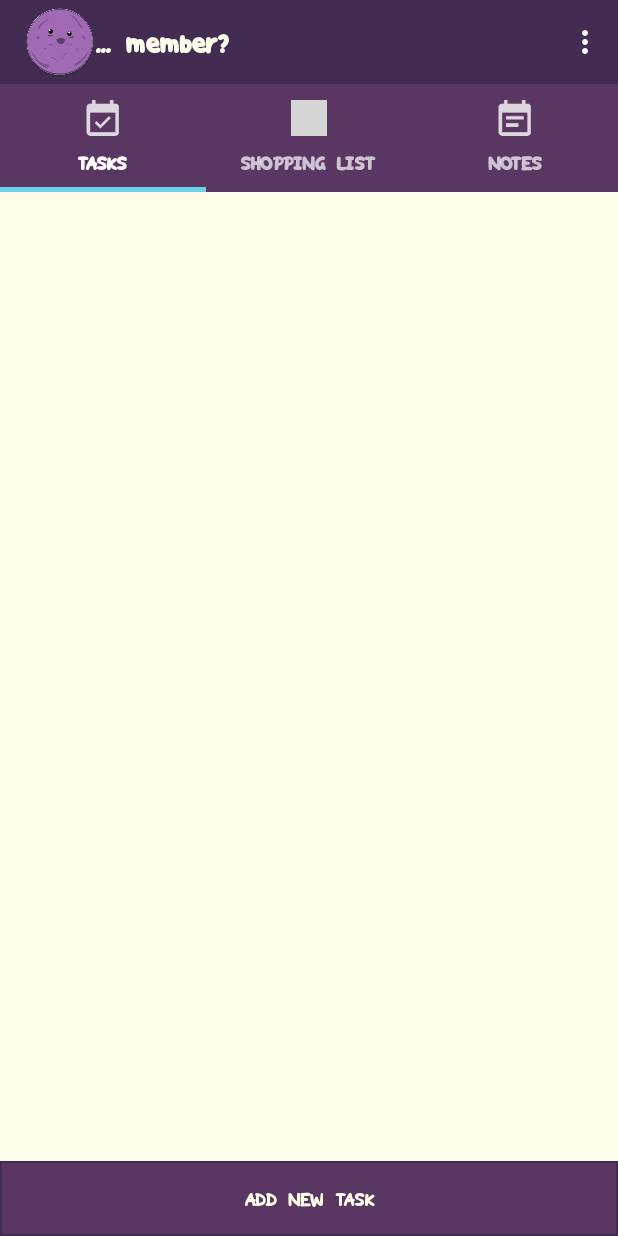
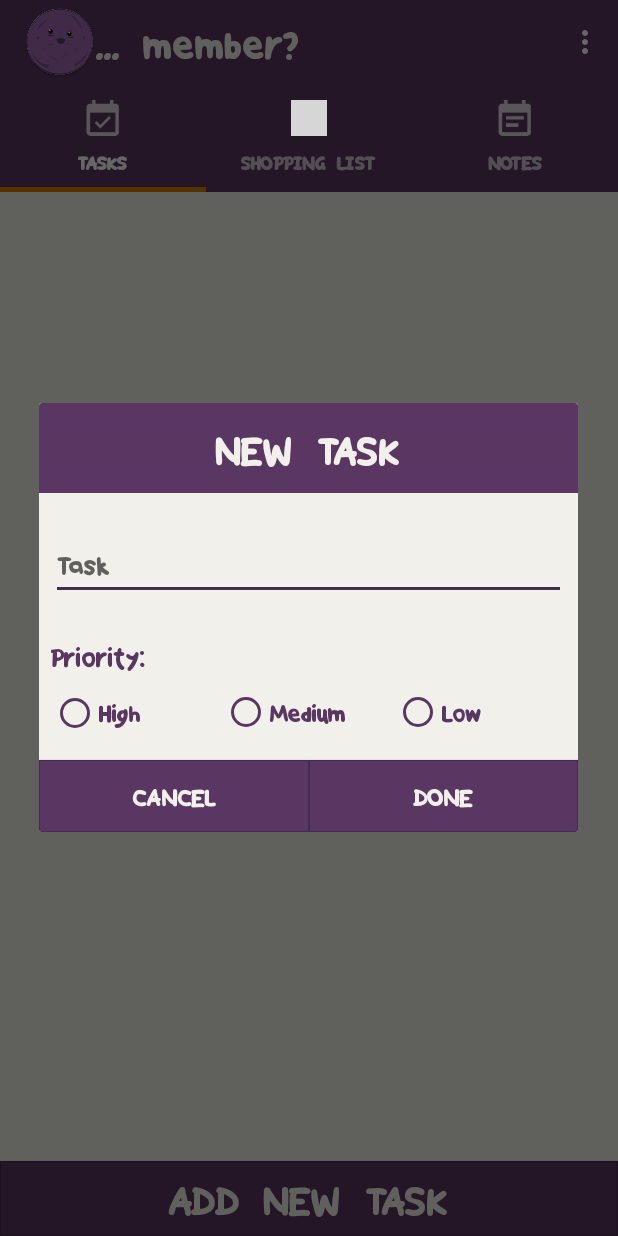
Before and after one commit to tobirod/memberberry, an Android app: the screen it shows after launch (MainActivity), after a tap on "ADD NEW TASK", on a phone screen of 412 x 824 dp. Run offline under Robolectric (Android 15) with nearby library versions, the light colour scheme and no system bars; libraries missing offline, so code that uses them is left out: io.realm; 7 statements that could not run were skipped; grey boxes are pictures that could not be loaded.

Commit message:
Working taskRecyclerView

```diff
--- a/app/build.gradle
+++ b/app/build.gradle
@@ -35,5 +35,7 @@ dependencies {
     compile 'com.android.support:design:26.+'
     compile 'com.android.support.constraint:constraint-layout:1.0.2'
     compile 'com.android.support:support-v4:26.+'
+    compile 'io.realm:android-adapters:2.0.0'
     testCompile 'junit:junit:4.12'
+
 }
--- a/app/src/main/java/com/newton/tr/memberberry/Activities/MainActivity.java
+++ b/app/src/main/java/com/newton/tr/memberberry/Activities/MainActivity.java
@@ -36,20 +36,20 @@ public class MainActivity extends AppCompatActivity implements TabTask.OnFragmen
         super.onCreate(savedInstanceState);
         setContentView(R.layout.activity_main);
 
-        Toolbar toolbar = (Toolbar) findViewById(R.id.toolbar);
+        Toolbar toolbar = findViewById(R.id.toolbar);
         setSupportActionBar(toolbar);
         getSupportActionBar().setDisplayShowTitleEnabled(false);
 
         realm = Realm.getDefaultInstance();
 
-        TabLayout tabLayout = (TabLayout)findViewById(R.id.tabLayout);
+        TabLayout tabLayout = findViewById(R.id.tabLayout);
 
         tabLayout.addTab(tabLayout.newTab().setIcon(R.drawable.ic_action_task).setText("TASKS"));
         tabLayout.addTab(tabLayout.newTab().setIcon(R.drawable.ic_action_shop).setText("SHOPPING LIST"));
         tabLayout.addTab(tabLayout.newTab().setIcon(R.drawable.ic_action_note).setText("NOTES"));
         tabLayout.setTabGravity(TabLayout.GRAVITY_FILL);
 
-        final ViewPager viewPager = (ViewPager)findViewById(R.id.viewPager);
+        final ViewPager viewPager = findViewById(R.id.viewPager);
         final FragmentPagerAdapter fragmentPagerAdapter = new FragmentPagerAdapter(getSupportFragmentManager(), tabLayout.getTabCount());
 
         viewPager.setAdapter(fragmentPagerAdapter);
@@ -78,8 +78,8 @@ public class MainActivity extends AppCompatActivity implements TabTask.OnFragmen
     public void onWindowFocusChanged(boolean hasFocus){
 
         // set toolbar logo to center programmatically
-        Toolbar toolbar = (Toolbar) findViewById(R.id.toolbar);
-        TextView toolbarText = (TextView) findViewById(R.id.toolBarText);
+        Toolbar toolbar = findViewById(R.id.toolbar);
+        TextView toolbarText = findViewById(R.id.toolBarText);
         int offset = (toolbar.getWidth() / 2) - (toolbarText.getWidth() / 2);
         // set
         toolbarText.setX(offset);
--- a/app/src/main/java/com/newton/tr/memberberry/Adapters/FragmentPagerAdapter.java
+++ b/app/src/main/java/com/newton/tr/memberberry/Adapters/FragmentPagerAdapter.java
@@ -10,7 +10,7 @@ import com.newton.tr.memberberry.Fragments.TabTask;
 
 public class FragmentPagerAdapter extends FragmentStatePagerAdapter {
 
-    int mTabsCount;
+    private int mTabsCount;
 
     public FragmentPagerAdapter(FragmentManager fm, int NumberOfTabs) {
         super(fm);
--- a/app/src/main/java/com/newton/tr/memberberry/Fragments/TabShop.java
+++ b/app/src/main/java/com/newton/tr/memberberry/Fragments/TabShop.java
@@ -63,10 +63,11 @@ public class TabShop extends Fragment {
     }
 
     @Override
-    public View onCreateView(LayoutInflater inflater, ViewGroup container,
-                             Bundle savedInstanceState) {
+    public View onCreateView(LayoutInflater inflater, ViewGroup container, Bundle savedInstanceState) {
         // Inflate the layout for this fragment
         return inflater.inflate(R.layout.fragment_tab_shop, container, false);
+
+
     }
 
     // TODO: Rename method, update argument and hook method into UI event
--- a/app/src/main/java/com/newton/tr/memberberry/Fragments/TabTask.java
+++ b/app/src/main/java/com/newton/tr/memberberry/Fragments/TabTask.java
@@ -1,28 +1,29 @@
 package com.newton.tr.memberberry.Fragments;
 
+import android.app.AlertDialog;
 import android.content.Context;
-import android.content.Intent;
 import android.net.Uri;
 import android.os.Bundle;
-import android.support.constraint.ConstraintLayout;
 import android.support.v4.app.Fragment;
-import android.support.v4.util.TimeUtils;
-import android.util.Log;
+import android.support.v7.widget.LinearLayoutManager;
+import android.support.v7.widget.RecyclerView;
 import android.view.LayoutInflater;
 import android.view.View;
 import android.view.ViewGroup;
 import android.widget.Button;
+import android.widget.EditText;
+import android.widget.RadioGroup;
 import android.widget.Toast;
 
+import com.newton.tr.memberberry.Adapters.TaskRecyclerViewAdapter;
 import com.newton.tr.memberberry.Models.Task;
 import com.newton.tr.memberberry.R;
 
-import java.lang.reflect.Array;
 import java.util.Date;
 import java.util.Calendar;
+import java.util.UUID;
 
 import io.realm.Realm;
-import io.realm.RealmResults;
 
 
 /**
@@ -35,10 +36,11 @@ import io.realm.RealmResults;
  */
 public class TabTask extends Fragment {
 
-    Boolean check = false;
+    Realm taskRealm;
+    private RecyclerView recyclerView;
+    private TaskRecyclerViewAdapter adapter;
 
-    Realm taskRealm;
-    private Date currentDate;
+    int taskPrioBuffer;
 
     // TODO: Rename parameter arguments, choose names that match
     // the fragment initialization parameters, e.g. ARG_ITEM_NUMBER
@@ -81,64 +83,100 @@ public class TabTask extends Fragment {
             mParam2 = getArguments().getString(ARG_PARAM2);
         }
 
-
         taskRealm = Realm.getDefaultInstance();
     }
 
     @Override
-    public View onCreateView(LayoutInflater inflater, ViewGroup container, Bundle savedInstanceState) {
+    public View onCreateView(final LayoutInflater inflater, ViewGroup container, Bundle savedInstanceState) {
         // Inflate the layout for this fragment
         View view = inflater.inflate(R.layout.fragment_tab_task, container, false);
 
-        Button button = (Button) view.findViewById(R.id.btnAdd_Task);
-        button.setOnClickListener(new View.OnClickListener() {
+        recyclerView = view.findViewById(R.id.recyclerView_Task);
+        Button newTaskButton = view.findViewById(R.id.btnAdd_Task);
+
+        newTaskButton.setOnClickListener(new View.OnClickListener() {
 
             @Override
             public void onClick(View v) {
 
-                Toast.makeText(getContext(), "hej", Toast.LENGTH_SHORT).show();
+                AlertDialog.Builder dialogBuilder = new AlertDialog.Builder(getContext());
+                final View taskView = getLayoutInflater().inflate(R.layout.alertdialog_task, null);
+
+                final EditText taskString = taskView.findViewById(R.id.taskEditText);
+                final RadioGroup taskPrioRadioGroup = taskView.findViewById(R.id.taskPrioRadioGroup);
+                final Button cancelButton = taskView.findViewById(R.id.taskAlertDialogCancel);
+                final Button doneButton = taskView.findViewById(R.id.taskAlertDialogDone);
 
 
+                setUpRecyclerView();
 
-//                if (check) {
-//
-//
-//                    Task tasken = new Task();
-//
-//                    tasken = taskRealm.where(Task.class).findFirst();
-//
-//                    String task = tasken.getTask();
-//
-//                    Toast.makeText(getContext(), task, Toast.LENGTH_LONG).show();
-//                } else {
-//
-//                    long realmId = taskRealm.where(Task.class).count();
-//
-//                    String taskId1 = String.valueOf(realmId);
-//
-//                    check = true;
-//
-//                    currentDate = Calendar.getInstance().getTime();
-//
-//
-//
-//                    taskRealm.beginTransaction();
-//
-//
-//                    taskRealm.deleteAll();
-//
-//                    Task task = new Task();
-//                    task.setId(taskId1);
-//                    task.setTag("Task");
-//                    task.setDateAdded(currentDate);
-//                    task.setTask("Gå hem");
-//
-//                    taskRealm.copyToRealm(task);
-//
-//                    taskRealm.commitTransaction();
-//
-//                }
+                dialogBuilder.setView(taskView);
+                final AlertDialog taskDialog = dialogBuilder.create();
+                taskDialog.show();
 
+                taskPrioRadioGroup.setOnCheckedChangeListener(new RadioGroup.OnCheckedChangeListener() {
+                    @Override
+                    public void onCheckedChanged(RadioGroup group, int checkedId) {
+                        int id = taskPrioRadioGroup.getCheckedRadioButtonId();
+
+                        switch (id) {
+                            case R.id.taskRadioHighBtn:
+                                taskPrioBuffer = 0;
+                                break;
+
+                            case R.id.taskRadioMediumBtn:
+                                taskPrioBuffer = 1;
+                                break;
+
+                            case R.id.taskRadioLowBtn:
+                                taskPrioBuffer = 2;
+                                break;
+
+                            default:
+                                break;
+                        }
+                    }
+                });
+
+                cancelButton.setOnClickListener(new View.OnClickListener() {
+
+                    @Override
+                    public void onClick(View v) {
+                        taskDialog.cancel();
+                    }
+                });
+
+                doneButton.setOnClickListener(new View.OnClickListener() {
+                    @Override
+                    public void onClick(View v) {
+
+                        long taskId = taskRealm.where(Task.class).count();
+                        String taskUUID = UUID.randomUUID().toString();
+                        int taskPrio = taskPrioBuffer;
+                        Date taskDateAdded = Calendar.getInstance().getTime();
+                        String taskContent = taskString.getText().toString();
+
+                        taskRealm.beginTransaction();
+
+                        Task newTask = new Task();
+
+                        newTask.setId(taskId);
+                        newTask.setUUID(taskUUID);
+                        newTask.setStatus(false);
+                        newTask.setPrioLevel(taskPrio);
+                        newTask.setDateAdded(taskDateAdded);
+                        newTask.setTask(taskContent);
+
+                        taskRealm.copyToRealm(newTask);
+
+                        taskRealm.commitTransaction();
+
+                        Toast.makeText(getContext(), "Task added successfully.", Toast.LENGTH_SHORT).show();
+
+                        taskDialog.dismiss();
+
+                    }
+                });
             }
         });
 
@@ -155,6 +193,20 @@ public class TabTask extends Fragment {
         if (mListener != null) {
             mListener.onFragmentInteraction(uri);
         }
+    }
+
+    @Override
+    public void onResume() {
+        super.onResume();
+
+        setUpRecyclerView();
+    }
+
+    @Override
+    public void onDestroy() {
+        super.onDestroy();
+
+        taskRealm.close();
     }
 
     @Override
@@ -188,4 +240,11 @@ public class TabTask extends Fragment {
         // TODO: Update argument type and name
         void onFragmentInteraction(Uri uri);
     }
+
+    private void setUpRecyclerView() {
+        adapter = new TaskRecyclerViewAdapter(taskRealm.where(Task.class).findAll());
+        recyclerView.setLayoutManager(new LinearLayoutManager(getContext()));
+        recyclerView.setAdapter(adapter);
+        recyclerView.setHasFixedSize(true);
+    }
 }
--- a/app/src/main/java/com/newton/tr/memberberry/Realm/MemberBerryRealmApplication.java
+++ b/app/src/main/java/com/newton/tr/memberberry/Realm/MemberBerryRealmApplication.java
@@ -16,6 +16,7 @@ public class MemberBerryRealmApplication extends Application {
         RealmConfiguration realmConfig = new RealmConfiguration.Builder()
                 .name("memberberry.realm")
                 .schemaVersion(0)
+                .deleteRealmIfMigrationNeeded()
                 .build();
 
         Realm.setDefaultConfiguration(realmConfig);
--- a/app/src/main/res/layout/activity_main.xml
+++ b/app/src/main/res/layout/activity_main.xml
@@ -14,7 +14,7 @@
         android:layout_width="match_parent"
         android:layout_height="wrap_content"
         android:id="@+id/toolbar"
-        android:background="@color/grape"
+        android:background="@color/plum"
         android:minHeight="?attr/actionBarSize"
         android:theme="@style/ThemeOverlay.AppCompat.Dark.ActionBar"
         app:popupTheme="@style/ThemeOverlay.AppCompat.Light">
@@ -31,8 +31,7 @@
             android:fontFamily="@font/snaphand"
             android:text="... member?"
             android:textColor="@color/pastelCream"
-            android:textSize="20dp"
-            android:textStyle="bold" />
+            android:textSize="30sp" />
 
     </android.support.v7.widget.Toolbar>
 
--- /dev/null
+++ b/app/src/main/res/layout/alertdialog_task.xml
@@ -0,0 +1,125 @@
+<?xml version="1.0" encoding="utf-8"?>
+<android.support.constraint.ConstraintLayout xmlns:android="http://schemas.android.com/apk/res/android"
+    xmlns:app="http://schemas.android.com/apk/res-auto"
+    xmlns:tools="http://schemas.android.com/tools"
+    android:layout_width="match_parent"
+    android:layout_height="match_parent"
+    android:background="@color/pastelCream">
+
+    <TextView
+        android:id="@+id/taskTitle"
+        android:layout_width="0dp"
+        android:layout_height="wrap_content"
+        android:background="@color/plum"
+        android:fontFamily="@font/snaphand"
+        android:gravity="center"
+        android:padding="10dp"
+        android:text="NEW TASK"
+        android:textColor="@color/pastelCream"
+        android:textSize="30sp"
+        app:layout_constraintEnd_toEndOf="parent"
+        app:layout_constraintStart_toStartOf="parent"
+        app:layout_constraintTop_toTopOf="parent" />
+
+    <EditText
+        android:id="@+id/taskEditText"
+        android:layout_width="0dp"
+        android:layout_height="wrap_content"
+        android:layout_marginEnd="8dp"
+        android:layout_marginStart="8dp"
+        android:layout_marginTop="24dp"
+        android:ems="10"
+        android:fontFamily="@font/snaphand"
+        android:hint="Task"
+        android:textSize="20sp"
+        android:inputType="text"
+        android:textColor="@color/plum"
+        app:layout_constraintEnd_toEndOf="parent"
+        app:layout_constraintStart_toStartOf="parent"
+        app:layout_constraintTop_toBottomOf="@+id/taskTitle" />
+
+    <TextView
+        android:id="@+id/taskPrioHeader"
+        android:layout_width="wrap_content"
+        android:layout_height="wrap_content"
+        android:layout_marginStart="8dp"
+        android:layout_marginTop="24dp"
+        android:fontFamily="@font/snaphand"
+        android:text="Priority:"
+        android:textColor="@color/plum"
+        android:textSize="20sp"
+        app:layout_constraintStart_toStartOf="parent"
+        app:layout_constraintTop_toBottomOf="@id/taskEditText" />
+
+    <RadioGroup
+        android:id="@+id/taskPrioRadioGroup"
+        android:layout_width="0dp"
+        android:layout_height="wrap_content"
+        android:layout_marginEnd="8dp"
+        android:layout_marginStart="8dp"
+        android:layout_marginTop="8dp"
+        android:orientation="horizontal"
+        app:layout_constraintEnd_toEndOf="parent"
+        app:layout_constraintHorizontal_bias="0.5"
+        app:layout_constraintStart_toStartOf="parent"
+        app:layout_constraintTop_toBottomOf="@id/taskPrioHeader">
+
+        <RadioButton
+            android:id="@+id/taskRadioHighBtn"
+            style="@style/customRadioButton"
+            android:layout_width="0dp"
+            android:layout_height="30dp"
+            android:layout_weight="1"
+            android:text="High" />
+
+        <RadioButton
+            android:id="@+id/taskRadioMediumBtn"
+            style="@style/customRadioButton"
+            android:layout_width="0dp"
+            android:layout_height="wrap_content"
+            android:layout_weight="1"
+            android:text="Medium" />
+
+        <RadioButton
+            android:id="@+id/taskRadioLowBtn"
+            style="@style/customRadioButton"
+            android:layout_width="0dp"
+            android:layout_height="wrap_content"
+            android:layout_weight="1"
+            android:text="Low" />
+
+    </RadioGroup>
+
+    <Button
+        android:id="@+id/taskAlertDialogCancel"
+        android:layout_width="0dp"
+        android:layout_height="wrap_content"
+        android:layout_marginTop="16dp"
+        android:background="@layout/custom_button"
+        android:fontFamily="@font/snaphand"
+        android:text="Cancel"
+        android:textColor="@color/pastelCream"
+        android:textSize="18sp"
+        app:layout_constraintEnd_toStartOf="@+id/taskAlertDialogDone"
+        app:layout_constraintHorizontal_bias="0.5"
+        app:layout_constraintHorizontal_weight="1"
+        app:layout_constraintStart_toStartOf="parent"
+        app:layout_constraintTop_toBottomOf="@+id/taskPrioRadioGroup" />
+
+    <Button
+        android:id="@+id/taskAlertDialogDone"
+        android:layout_width="0dp"
+        android:layout_height="wrap_content"
+        android:layout_marginTop="16dp"
+        android:background="@layout/custom_button"
+        android:fontFamily="@font/snaphand"
+        android:text="Done"
+        android:textColor="@color/pastelCream"
+        android:textSize="18sp"
+        app:layout_constraintEnd_toEndOf="parent"
+        app:layout_constraintHorizontal_bias="0.5"
+        app:layout_constraintHorizontal_weight="1"
+        app:layout_constraintStart_toEndOf="@+id/taskAlertDialogCancel"
+        app:layout_constraintTop_toBottomOf="@+id/taskPrioRadioGroup" />
+
+</android.support.constraint.ConstraintLayout>
--- a/app/src/main/res/layout/custom_button.xml
+++ b/app/src/main/res/layout/custom_button.xml
@@ -49,7 +49,7 @@
                 android:startColor="@color/plum"
                 android:angle="270" />
             <stroke
-                android:width="1dp"
+                android:width="0.1dp"
                 android:color="@color/grape" />
             <corners
                 android:radius="0dp" />
--- a/app/src/main/res/layout/fragment_tab_note.xml
+++ b/app/src/main/res/layout/fragment_tab_note.xml
@@ -21,6 +21,7 @@
         android:layout_height="@dimen/box_button_height"
         android:text="Add New Note"
         android:fontFamily="@font/snaphand"
+        android:textSize="30sp"
         android:textColor="@color/pastelCream"
         android:background="@layout/custom_button"
         app:layout_constraintBottom_toBottomOf="parent"
--- a/app/src/main/res/layout/fragment_tab_shop.xml
+++ b/app/src/main/res/layout/fragment_tab_shop.xml
@@ -21,6 +21,7 @@
         android:layout_height="@dimen/box_button_height"
         android:text="Add New Item"
         android:fontFamily="@font/snaphand"
+        android:textSize="30sp"
         android:textColor="@color/pastelCream"
         android:background="@layout/custom_button"
         app:layout_constraintBottom_toBottomOf="parent"
--- a/app/src/main/res/layout/fragment_tab_task.xml
+++ b/app/src/main/res/layout/fragment_tab_task.xml
@@ -5,10 +5,10 @@
     android:layout_height="match_parent"
     tools:context="com.newton.tr.memberberry.Fragments.TabTask">
 
-    <ListView
+    <android.support.v7.widget.RecyclerView
         android:layout_width="0dp"
         android:layout_height="0dp"
-        android:id="@+id/listView_Task"
+        android:id="@+id/recyclerView_Task"
         app:layout_constraintTop_toTopOf="parent"
         app:layout_constraintLeft_toLeftOf="parent"
         app:layout_constraintRight_toRightOf="parent"
@@ -19,10 +19,11 @@
         android:id="@+id/btnAdd_Task"
         android:layout_width="@dimen/box_button_width"
         android:layout_height="@dimen/box_button_height"
-        android:background="@layout/custom_button"
         android:text="Add New Task"
         android:fontFamily="@font/snaphand"
+        android:textSize="30sp"
         android:textColor="@color/pastelCream"
+        android:background="@layout/custom_button"
         app:layout_constraintBottom_toBottomOf="parent"
         app:layout_constraintLeft_toLeftOf="parent"
         app:layout_constraintRight_toRightOf="parent" />
--- a/app/src/main/res/values/colors.xml
+++ b/app/src/main/res/values/colors.xml
@@ -14,8 +14,8 @@
     <color name="black">#000000</color>
 
     // Pastels
-    <color name="pastelCream">#FFFEEB</color>
-    <color name="pastelOrange">#FFB048</color>
+    <color name="pastelCream">#F1F0EA</color>
+    <color name="pastelOrange">#DA7C00</color>
     <color name="pastelStrawberry">#E8425F</color>
     <color name="pastelPurple">#8755FF</color>
     <color name="pastelDarkPurple">#4A2F8B</color>
--- a/app/src/main/res/values/dimens.xml
+++ b/app/src/main/res/values/dimens.xml
@@ -2,7 +2,6 @@
     <!-- Default screen margins, per the Android Design guidelines. -->
     <dimen name="activity_horizontal_margin">16dp</dimen>
     <dimen name="activity_vertical_margin">16dp</dimen>
-    <dimen name="fab_margin">16dp</dimen>
     <dimen name="appbar_padding_top">8dp</dimen>
     <dimen name="box_button_height">50dp</dimen>
     <dimen name="box_button_width">0dp</dimen>
--- a/app/src/main/res/values/styles.xml
+++ b/app/src/main/res/values/styles.xml
@@ -19,7 +19,7 @@
 
     <style name="Base.Widget.Design.TabLayout" parent="android:Widget">
         <item name="tabBackground">@drawable/tab_background</item>
-        <item name="tabIndicatorColor">@color/pastelTurquoise</item>
+        <item name="tabIndicatorColor">@color/pastelOrange</item>
         <item name="tabIndicatorHeight">3dp</item>
         <item name="tabTextAppearance">@style/tabTextCustomStyle</item>
     </style>
@@ -29,4 +29,11 @@
         <item name="android:textStyle">bold</item>
     </style>
 
+    <style name="customRadioButton" parent="Widget.AppCompat.CompoundButton.RadioButton">
+        <item name="android:textColor">@color/plum</item>
+        <item name="buttonTint">@color/plum</item>
+        <item name="android:fontFamily">@font/snaphand</item>
+        <item name="android:textSize">18sp</item>
+    </style>
+
 </resources>
--- a/build.gradle
+++ b/build.gradle
@@ -5,7 +5,7 @@ buildscript {
         jcenter()
     }
     dependencies {
-        classpath 'com.android.tools.build:gradle:3.0.0-rc2'
+        classpath 'com.android.tools.build:gradle:3.0.0'
         classpath 'io.realm:realm-gradle-plugin:4.1.0'
 
         // NOTE: Do not place your application dependencies here; they belong
```
Also changed, not shown: app/src/main/java/com/newton/tr/memberberry/Adapters/TaskRecyclerViewAdapter.java (+62 -5 lines), app/src/main/java/com/newton/tr/memberberry/Models/Task.java (+29 -14 lines), app/src/main/res/layout/row.xml (added, +28 -0 lines).
